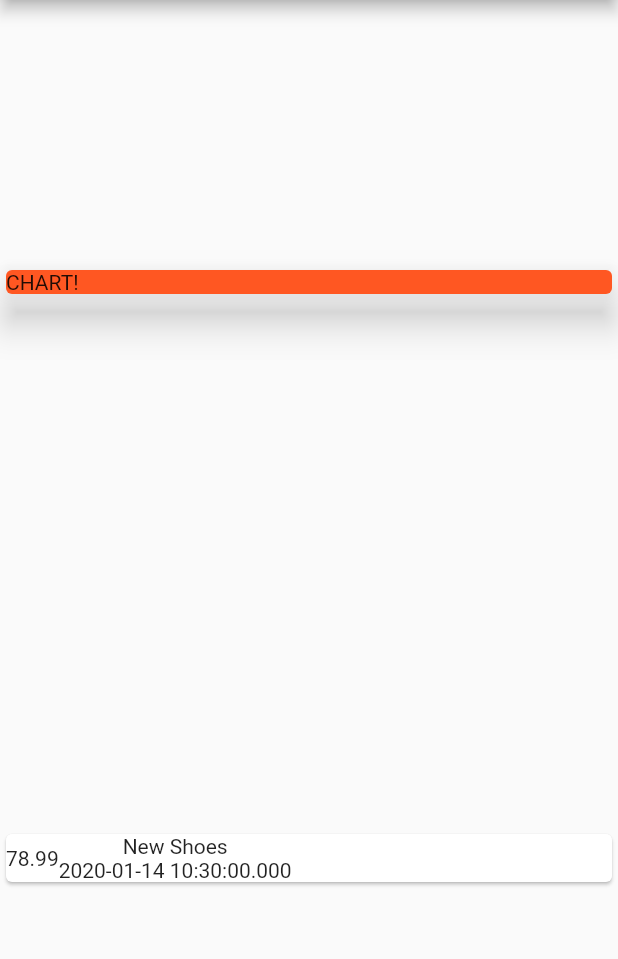
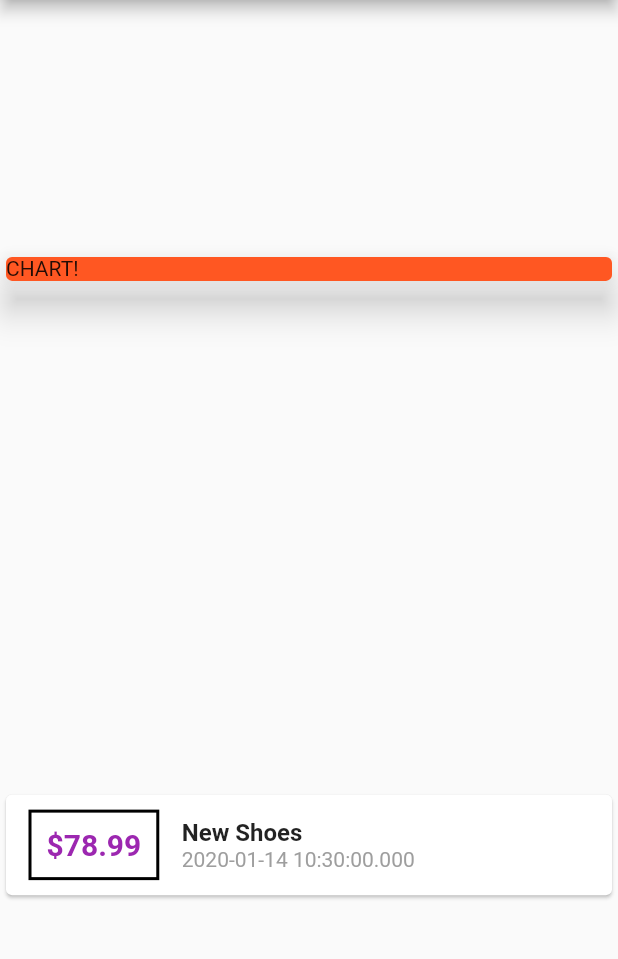
Before and after one commit to collinsceleb/expense_planner, a Flutter app: the screen it shows after launch, on a phone screen of 412 x 824 dp, the part 84-1043 px from its top. Run offline on Flutter 3.47's test engine with Material 2 defaults, Android fonts, the phone set to English and light mode, and no system bars.

Commit message:
An Expense Planner App

```diff
--- a/lib/main.dart
+++ b/lib/main.dart
@@ -48,12 +48,33 @@ class MyHomePage extends StatelessWidget {
                 child: Row(
                   children: <Widget>[
                     Container(
-                      child: Text(transaction.amount.toString()),
+                      child: Text(
+                        '\$${transaction.amount}',
+                        style: TextStyle(
+                            fontWeight: FontWeight.bold,
+                            fontSize: 20,
+                            color: Colors.purple),
+                      ),
+                      margin:
+                          EdgeInsets.symmetric(vertical: 10, horizontal: 15),
+                      decoration: BoxDecoration(
+                          border: Border.all(color: Colors.black, width: 2)),
+                      padding: EdgeInsets.all(10),
                     ),
-                    Column(children: <Widget>[
-                      Text(transaction.title),
-                      Text(transaction.date.toString()),
-                    ],)
+                    Column(
+                      crossAxisAlignment: CrossAxisAlignment.start,
+                      children: <Widget>[
+                        Text(
+                          transaction.title,
+                          style: TextStyle(
+                              fontWeight: FontWeight.bold, fontSize: 16),
+                        ),
+                        Text(
+                          transaction.date.toString(),
+                          style: TextStyle(color: Colors.grey),
+                        ),
+                      ],
+                    )
                   ],
                 ),
               );
```
